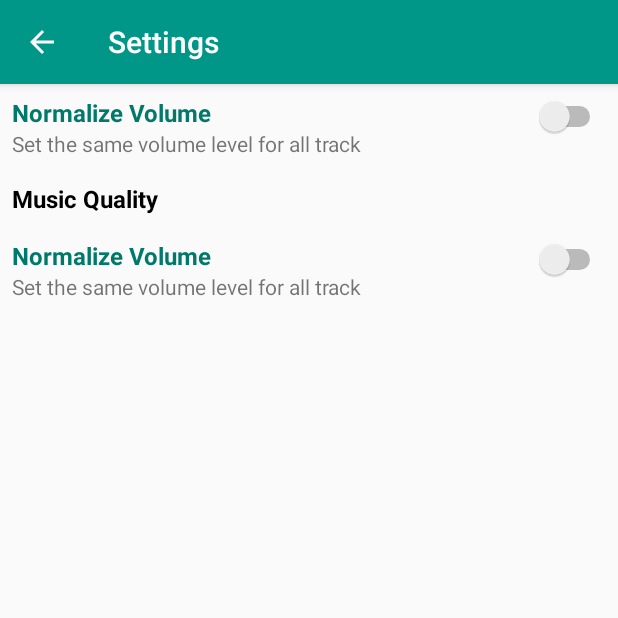
After one commit to kanjih-ciandt/Udacitify, an Android app: the SettingsActivity screen opened directly, with no data from a screen before it, on a phone screen of 412 x 824 dp, the top half of it. The commit adds this screen. Run offline under Robolectric (Android 15) with nearby library versions, the phone set to English and light mode, and no system bars.

Commit message:
Change Settings

```diff
--- /dev/null
+++ b/app/src/main/java/com/udacity/udacitify/SettingsActivity.java
@@ -0,0 +1,13 @@
+package com.udacity.udacitify;
+
+import android.support.v7.app.AppCompatActivity;
+import android.os.Bundle;
+
+public class SettingsActivity extends AppCompatActivity {
+
+    @Override
+    protected void onCreate(Bundle savedInstanceState) {
+        super.onCreate(savedInstanceState);
+        setContentView(R.layout.activity_settings);
+    }
+}
--- /dev/null
+++ b/app/src/main/res/layout/activity_settings.xml
@@ -0,0 +1,70 @@
+<?xml version="1.0" encoding="utf-8"?>
+<ScrollView xmlns:android="http://schemas.android.com/apk/res/android"
+    xmlns:app="http://schemas.android.com/apk/res-auto"
+    xmlns:tools="http://schemas.android.com/tools"
+    android:id="@+id/activity_settings"
+    android:layout_width="match_parent"
+    android:layout_height="match_parent"
+    android:paddingBottom="@dimen/activity_vertical_margin"
+    android:paddingLeft="@dimen/activity_horizontal_margin"
+    android:paddingRight="@dimen/activity_horizontal_margin"
+    android:paddingTop="@dimen/activity_vertical_margin"
+    tools:context="com.udacity.udacitify.SettingsActivity"
+    android:orientation="vertical">
+    <LinearLayout android:layout_height="match_parent"
+        android:layout_width="match_parent"
+        android:orientation="vertical">
+        <LinearLayout
+            android:layout_width="match_parent"
+            android:layout_height="wrap_content"
+            android:orientation="horizontal"
+            android:layout_marginBottom="16dp"
+            >
+            <LinearLayout
+                android:layout_width="wrap_content"
+                android:layout_height="wrap_content"
+                android:orientation="vertical"
+                >
+                <TextView
+
+                    android:text="@string/settings_volume_normalize"
+                    style="@style/settings_option"/>
+                <TextView
+                   style="@style/settings_description"
+                    android:text="@string/settings_volume_normalize_description"/>
+            </LinearLayout>
+            <Switch
+                android:layout_width="match_parent"
+                android:layout_height="wrap_content"
+                android:gravity="center" />
+        </LinearLayout>
+        <TextView
+            style="@style/settings_option"
+            android:text="@string/settings_music_quality"
+            android:layout_marginBottom="16dp"
+            android:textColor="#000000"/>
+        <LinearLayout
+            android:layout_width="match_parent"
+            android:layout_height="wrap_content"
+            android:orientation="horizontal"
+            android:layout_marginBottom="16dp">
+            <LinearLayout
+                android:layout_width="wrap_content"
+                android:layout_height="wrap_content"
+                android:orientation="vertical"
+                >
+                <TextView
+
+                    android:text="@string/settings_volume_normalize"
+                    style="@style/settings_option"/>
+                <TextView
+                    style="@style/settings_description"
+                    android:text="@string/settings_volume_normalize_description"/>
+            </LinearLayout>
+            <Switch
+                android:layout_width="match_parent"
+                android:layout_height="wrap_content"
+                android:gravity="center" />
+        </LinearLayout>
+    </LinearLayout>
+</ScrollView>
--- a/app/src/main/res/menu/activity_main_drawer.xml
+++ b/app/src/main/res/menu/activity_main_drawer.xml
@@ -12,6 +12,12 @@
             android:title="@string/menu_search" />
 
         <item
+            android:id="@+id/nav_download_only"
+            android:icon="@drawable/ic_check_box_outline_blank_black_24dp"
+            android:checkable="false"
+            android:title="@string/menu_download_only" />
+
+        <item
             android:id="@+id/nav_settings"
             android:icon="@drawable/ic_settings_black_24dp"
             android:title="@string/menu_settings" />
--- a/app/src/main/res/values/strings.xml
+++ b/app/src/main/res/values/strings.xml
@@ -44,5 +44,13 @@
 
     <string name="music_name">Music Pedro of Tim e Vanessa</string>
 
+    <string name="settings_volume_normalize">Normalize Volume</string>
+    <string name="settings_volume_normalize_description">Set the same volume level for all track</string>
+
+    <string name="settings_music_quality">Music Quality</string>
+
+    <string name="settings_streaming">Streaming</string>
+
+
 
 </resources>
--- a/app/src/main/res/values/styles.xml
+++ b/app/src/main/res/values/styles.xml
@@ -18,5 +18,32 @@
 
     <style name="AppTheme.PopupOverlay" parent="ThemeOverlay.AppCompat.Light" />
 
+    <style name="SearchEdit" parent="Theme.AppCompat.Light">
+        <item name="colorControlNormal">@color/accent</item>
+        <item name="colorControlActivated">@color/primary_dark</item>
+    </style>
+
+    <style name="settings_option">
+        <item name="android:textSize">16sp</item>
+        <item name="android:textStyle">bold</item>
+        <item name="android:textColor">@color/primary_dark</item>
+        <item name="android:layout_height">wrap_content</item>
+        <item name="android:layout_width">wrap_content</item>
+        >
+    </style>
+
+    <style name="settings_description">
+        <item name="android:layout_height">wrap_content</item>
+        <item name="android:layout_width">wrap_content</item>
+
+    </style>
+
+    <style name="settings_switch">
+        <item name="android:layout_height">wrap_content</item>
+        <item name="android:layout_width">wrap_content</item>
+    </style>
+
+
+
 
 </resources>
```
Also changed, not shown: app/src/main/AndroidManifest.xml (+18 -4 lines), app/src/main/java/com/udacity/udacitify/MainActivity.java (+18 -1 lines), app/src/main/java/com/udacity/udacitify/SearchActivity.java (added, +13 -0 lines), app/src/main/res/layout/activity_search.xml (added, +19 -0 lines).
